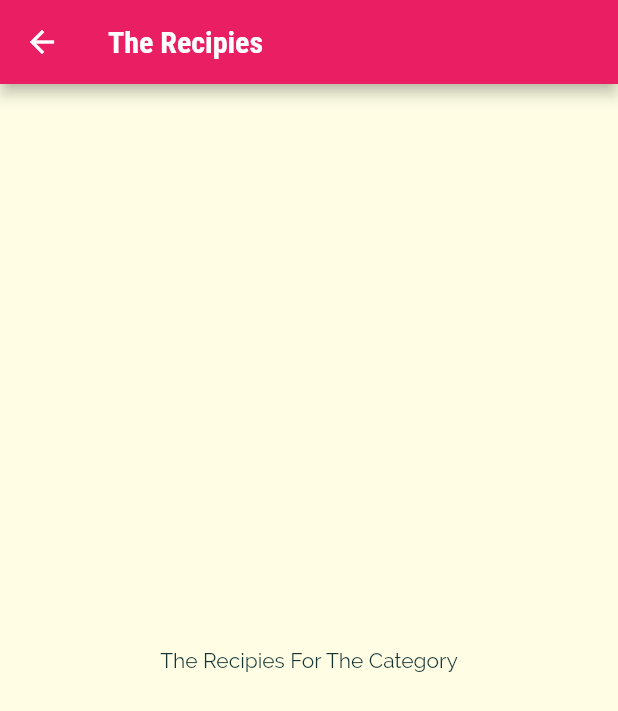
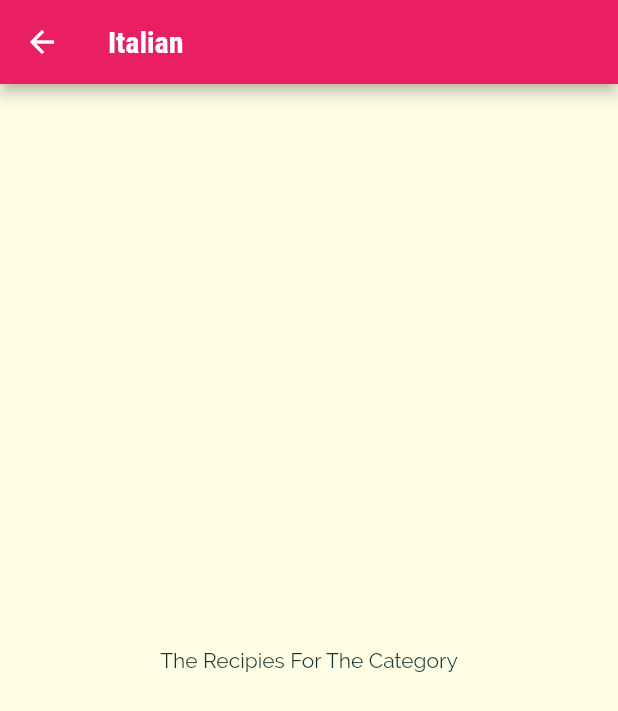
Before and after one commit to samridhav14/mealsapp, a Flutter app: the screen it shows after launch, after a tap on "Italian", on a phone screen of 412 x 824 dp. Shown: the top 711 px of the screen. Run offline on Flutter 3.47's test engine with Material 2 defaults, Android fonts, the phone set to English and light mode, and no system bars.

Commit message:
passing data

```diff
--- a/lib/categories_screen.dart
+++ b/lib/categories_screen.dart
@@ -21,7 +21,7 @@ class CategoriesScreen extends StatelessWidget {
         mainAxisSpacing: 20,
       ),
       // mapping dummy categories to categoryitem and which will return the container we want
-      children: DUMMY_CATEGORIES.map((catData)=>CategoryItem(catData.title, catData.color)).toList(),
+      children: DUMMY_CATEGORIES.map((catData)=>CategoryItem(catData.id ,catData.title, catData.color)).toList(),
     )
     );
   }
--- a/lib/category_meals_screen.dart
+++ b/lib/category_meals_screen.dart
@@ -1,13 +1,19 @@
 import 'package:flutter/material.dart';
 
 class CategoryMealsScreen extends StatelessWidget {
-
+    final String categoryId;
+    final String categoryTitle;
+    // to get information about what recipie to show
+    CategoryMealsScreen({
+      @required this.categoryId,
+      @required this.categoryTitle
+    });
   @override
   Widget build(BuildContext context) {
     return
     Scaffold(
       appBar: AppBar(
-        title: Text('The Recipies'),
+        title: Text(categoryTitle),
       ),
       body:  Center(
       child: Text("The Recipies For The Category"),
--- a/lib/categoryitem.dart
+++ b/lib/categoryitem.dart
@@ -5,15 +5,15 @@ import 'category_meals_screen.dart';
 class CategoryItem extends StatelessWidget {
   final String title;
   final Color color;
+  final String id;
 
-
-  CategoryItem(this.title, this.color);
+  CategoryItem(this.id ,this.title, this.color);
 
  void selectCategory(BuildContext ctx){
   // navigator used to change page or pages
   // material page route work as wrapper for builder builder set what widget to build
   Navigator.of(ctx).push(MaterialPageRoute(builder: (_) {
-      return CategoryMealsScreen();
+      return CategoryMealsScreen(categoryId: id,categoryTitle: title,);
   }));
  }
 
```
